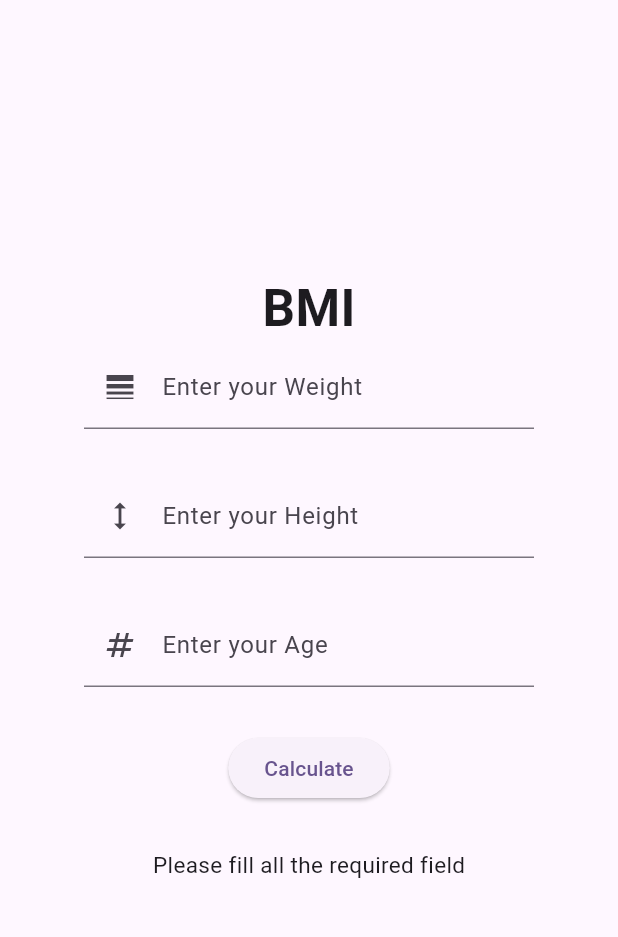
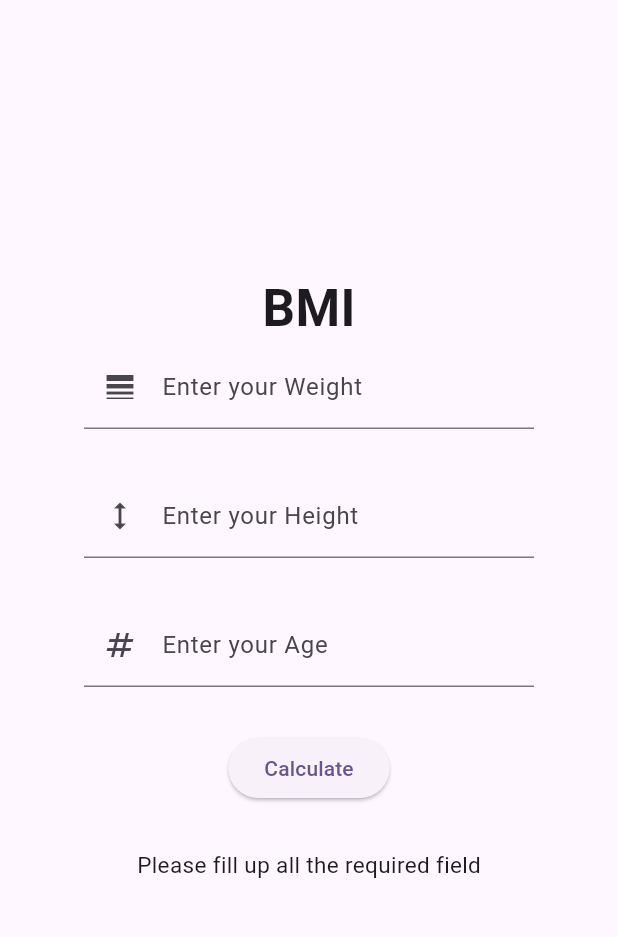
Before and after one commit to fhrabbi555/BMI-Calculator, a Flutter app: the screen it shows after launch, after a tap on "Calculate", on a phone screen of 412 x 824 dp, the part 84-1021 px from its top. Run offline on Flutter 3.47's test engine with Material 3 defaults, Android fonts, the phone set to English and light mode, and no system bars.

```diff
--- a/lib/main.dart
+++ b/lib/main.dart
@@ -110,7 +110,7 @@ class _MyHomePageState extends State<MyHomePage> {
 
                 }else{
                   setState(() {
-                    result = "Please fill all the required field";
+                    result = "Please fill up all the required field";
                   });
                 }
 
```
